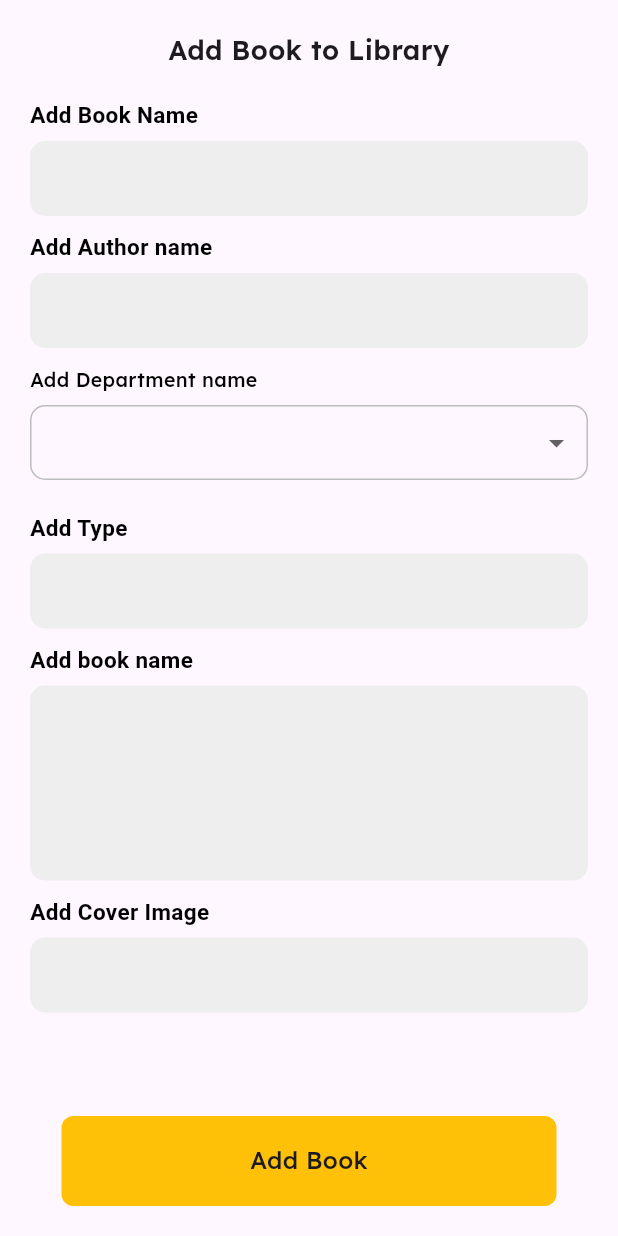
After one commit to SaiSandeep571/E-LIBRARY, a Flutter app: the AdminHome screen opened directly, after a tap on the "add" icon, on a phone screen of 412 x 824 dp. The commit adds this screen. Run offline on Flutter 3.47's test engine with Material 3 defaults, Android fonts, the phone set to English and light mode, and no system bars; our stand-ins replace animate_do, cloud_firestore, firebase_auth, firebase_core, fluttertoast, get and 2 more; accounts and stored records are empty.

Commit message:
new code

```diff
--- /dev/null
+++ b/lib/Screens/AddBookScreen.dart
@@ -0,0 +1,125 @@
+import 'package:cloud_firestore/cloud_firestore.dart';
+import 'package:e_library/utils/InputDropDown.dart';
+import 'package:e_library/utils/inputField.dart';
+import 'package:e_library/utils/textLabel.dart';
+import 'package:flutter/material.dart';
+import 'package:fluttertoast/fluttertoast.dart';
+import 'package:get/route_manager.dart';
+
+class AddBookScreen extends StatefulWidget {
+  const AddBookScreen({super.key});
+
+  @override
+  State<AddBookScreen> createState() => _AddBookScreenState();
+}
+
+class _AddBookScreenState extends State<AddBookScreen> {
+  TextEditingController nameController = TextEditingController();
+  TextEditingController authorController = TextEditingController();
+  TextEditingController departmentController = TextEditingController();
+  TextEditingController typeController = TextEditingController();
+  TextEditingController descriptionController = TextEditingController();
+  TextEditingController image = TextEditingController();
+  @override
+  Widget build(BuildContext context) {
+    return Scaffold(
+      body: SafeArea(
+        child: Padding(
+          padding: EdgeInsets.symmetric(horizontal: 20),
+          child: Column(
+            children: [
+              Expanded(
+                child: SingleChildScrollView(
+                  child: Column(
+                    children: [
+                      SizedBox(
+                        height: 20,
+                      ),
+                      appText("Add Book to Library",
+                          size: 18, fontWeight: FontWeight.w600),
+                      SizedBox(
+                        height: 20,
+                      ),
+                      InputTextField(
+                          title: "Add Book Name", controller: nameController),
+                      SizedBox(
+                        height: 10,
+                      ),
+                      InputTextField(
+                          title: "Add Author name",
+                          controller: authorController),
+                      SizedBox(
+                        height: 10,
+                      ),
+                      InputDropDown(
+                        title: "Add Department name",
+                        items: ["CSE", "CE", "ME", "EEE", "EC"],
+                        selectedValue: departmentController.text == ""
+                            ? null
+                            : departmentController.text,
+                        child: (value) => appText("$value"),
+                        change: (value) {
+                          setState(() {
+                            departmentController.text = value;
+                          });
+                        },
+                      ),
+                      SizedBox(
+                        height: 10,
+                      ),
+                      InputTextField(
+                          title: "Add Type ", controller: typeController),
+                      SizedBox(
+                        height: 10,
+                      ),
+                      InputTextField(
+                          title: "Add book name",
+                          height: 130,
+                          controller: descriptionController),
+                      SizedBox(
+                        height: 10,
+                      ),
+                      InputTextField(
+                          title: "Add Cover Image", controller: image),
+                    ],
+                  ),
+                ),
+              ),
+              InkWell(
+                onTap: () {
+                  FirebaseFirestore db = FirebaseFirestore.instance;
+                  db.collection("booklist").add({
+                    "name": nameController.text.toUpperCase(),
+                    "Description": descriptionController.text,
+                    "author": authorController.text,
+                    "department": departmentController.text,
+                    "image": image.text == ""
+                        ? 'https://media.istockphoto.com/id/1472933890/vector/no-image-vector-symbol-missing-available-icon-no-gallery-for-this-moment-placeholder.jpg'
+                        : image.text,
+                    "status": "IN",
+                    "type": typeController.text
+                  });
+                  Fluttertoast.showToast(msg: "Book Added Successfully");
+                  Get.back();
+                },
+                child: Container(
+                  width: 330,
+                  height: 60,
+                  alignment: Alignment.center,
+                  decoration: BoxDecoration(
+                      borderRadius: BorderRadius.circular(8),
+                      color: Colors.amber),
+                  child: appText("Add Book",
+                      size: 16, fontWeight: FontWeight.w500),
+                ),
+              ),
+              SizedBox(
+                height: 20,
+              )
+            ],
+          ),
+        ),
+      ),
+    );
+  }
+}
--- /dev/null
+++ b/lib/Screens/AdminHome.dart
@@ -0,0 +1,235 @@
+import 'dart:convert';
+
+import 'package:cloud_firestore/cloud_firestore.dart';
+import 'package:crypto/crypto.dart';
+import 'package:e_library/Screens/AddBookScreen.dart';
+import 'package:flutter/material.dart';
+import 'package:get/route_manager.dart';
+import 'package:google_fonts/google_fonts.dart';
+import 'package:intl/intl.dart';
+
+class AdminHome extends StatefulWidget {
+  const AdminHome({super.key});
+
+  @override
+  State<AdminHome> createState() => _AdminHomeState();
+}
+
+class _AdminHomeState extends State<AdminHome> {
+  List rentedList = [];
+
+  fetchUserBook() {
+    FirebaseFirestore db = FirebaseFirestore.instance;
+    rentedList.clear();
+    db.collection("rented_list").get().then((value) {
+      for (var data in value.docs) {
+        rentedList.add(data);
+      }
+      setState(() {});
+    });
+  }
+
+  int stringTo5DigitId(String input) {
+    // Convert the input string to a list of bytes
+    var bytes = utf8.encode(input);
+
+    // Compute the SHA-256 hash of the input string
+    var hash = sha256.convert(bytes);
+
+    // Convert the hash to a hex string
+    var hexString = hash.toString();
+
+    // Take the first 5 digits of the hex string and convert them to an integer
+    var idString = hexString.substring(0, 5);
+
+    // Convert the hex string to an integer
+    var id = int.parse(idString, radix: 16);
+
+    // Ensure the ID is a 5-digit number by taking modulo 100000
+    return id % 100000;
+  }
+
+  @override
+  void initState() {
+    // TODO: implement initState
+    super.initState();
+    fetchUserBook();
+  }
+
+  @override
+  Widget build(BuildContext context) {
+    return Scaffold(
+      backgroundColor: Colors.black,
+      appBar: AppBar(
+        backgroundColor: Colors.black,
+        foregroundColor: Colors.white,
+        title: Container(
+          alignment: Alignment.center,
+          child: Text(
+            'E-LIBRARY',
+            style: GoogleFonts.poppins(
+              fontWeight: FontWeight.w500,
+              fontSize: 24,
+            ),
+          ),
+        ),
+      ),
+      floatingActionButton: InkWell(
+        onTap: () {
+          Get.to(() => AddBookScreen(), transition: Transition.rightToLeft);
+        },
+        child: CircleAvatar(
+          child: Icon(Icons.add),
+        ),
+      ),
+      body: SafeArea(
+          child: Column(
+        children: [
+          Expanded(
+              child: SingleChildScrollView(
+            child: Column(
+              children: [
+                for (var model in rentedList)
+                  Container(
+                    margin: EdgeInsets.all(5),
+                    padding: EdgeInsets.all(10),
+                    height: 125,
+                    width: 400,
+                    decoration: BoxDecoration(
+                        color: Colors.white,
+                        borderRadius: BorderRadius.circular(8)),
+                    child: Row(
+                      mainAxisAlignment: MainAxisAlignment.start,
+                      crossAxisAlignment: CrossAxisAlignment.end,
+                      children: [
+                        if (false)
+                          Container(
+                            decoration: BoxDecoration(
+                                borderRadius: BorderRadius.circular(8)),
+                            height: 100,
+                            width: 90,
+                            child: ClipRRect(
+                                borderRadius: BorderRadius.circular(8),
+                                child: Image.network(
+                                  model.get("book_image"),
+                                  fit: BoxFit.fill,
+                                )),
+                          ),
+                        SizedBox(width: 10),
+                        Expanded(
+                          child: Column(
+                            mainAxisAlignment: MainAxisAlignment.center,
+                            crossAxisAlignment: CrossAxisAlignment.start,
+                            children: [
+                              Row(
+                                children: [
+                                  Text(
+                                    'BOOKNAME: ',
+                                    style: GoogleFonts.poppins(
+                                      fontWeight: FontWeight.w600,
+                                      fontSize: 15,
+                                    ),
+                                  ),
+                                  Expanded(
+                                    child: Text(
+                                      model.get("book_name"),
+                                      style: GoogleFonts.poppins(
+                                        fontWeight: FontWeight.w500,
+                                        fontSize: 15,
+                                      ),
+                                      overflow: TextOverflow.ellipsis,
+                                    ),
+                                  )
+                                ],
+                              ),
+                              Row(
+                                children: [
+                                  Text(
+                                    'BOOK ID : ',
+                                    style: GoogleFonts.poppins(
+                                      fontWeight: FontWeight.w600,
+                                      fontSize: 15,
+                                    ),
+                                  ),
+                                  Text(
+                                    stringTo5DigitId(model.id).toString(),
+                                    style: GoogleFonts.poppins(
+                                      fontWeight: FontWeight.w500,
+                                      fontSize: 15,
+                                    ),
+                                  )
+                                ],
+                              ),
+                              Row(
+                                children: [
+                                  Text(
+                                    'ISSUE DATE:',
+                                    style: GoogleFonts.poppins(
+                                      fontWeight: FontWeight.w600,
+                                      fontSize: 15,
+                                    ),
+                                  ),
+                                  Text(
+                                    DateFormat("yyyy MMM dd").format(
+                                        DateTime.parse(
+                                            model.get("issue_date"))),
+                                    style: GoogleFonts.poppins(
+                                      fontWeight: FontWeight.w500,
+                                      fontSize: 15,
+                                    ),
+                                  )
+                                ],
+                              ),
+                              Row(
+                                children: [
+                                  Text(
+                                    'DUE DATE: ',
+                                    style: GoogleFonts.poppins(
+                                      fontWeight: FontWeight.w600,
+                                      fontSize: 15,
+                                    ),
+                                  ),
+                                  Text(
+                                    model.get("due_date"),
+                                    style: GoogleFonts.poppins(
+                                      fontWeight: FontWeight.w500,
+                                      fontSize: 15,
+                                    ),
+                                  )
+                                ],
+                              ),
+                            ],
+                          ),
+                        ),
+                        InkWell(
+                          onTap: () {
+                            FirebaseFirestore db = FirebaseFirestore.instance;
+
+                            db
+                                .collection("booklist")
+                                .doc(model.get("book_id"))
+                                .update({"status": "IN"});
+                            db.collection("rented_list").doc(model.id).delete();
+                            fetchUserBook();
+                          },
+                          child: Container(
+                            width: 80,
+                            height: 30,
+                            alignment: Alignment.center,
+                            decoration: BoxDecoration(
+                                borderRadius: BorderRadius.circular(5),
+                                color: Colors.amber),
+                            child: Text("Return"),
+                          ),
+                        )
+                      ],
+                    ),
+                  )
+              ],
+            ),
+          ))
+        ],
+      )),
+    );
+  }
+}
--- a/lib/Screens/chat/chatController.dart
+++ b/lib/Screens/chat/chatController.dart
@@ -9,7 +9,7 @@ import 'package:get/route_manager.dart';
 import 'package:http/http.dart';
 
 class chatcontroller extends GetxController {
-  String apiKey = "sk-proj-obWAD5H6xCUuWPOjqcItT3BlbkFJeFRFej3AlXrvfKU5zVLS";
+  String apiKey = "sk-proj-sUvN93NpFTmoD2N3uN0yT3BlbkFJsqFQyH2fxdEjTQ2YuHm3";
   TextEditingController inputController = TextEditingController();
 
   List<Widget> Messages = [];
--- a/lib/login.dart
+++ b/lib/login.dart
@@ -19,6 +19,11 @@ class Loginscreen extends StatelessWidget {
       SharedPreferences pref = await SharedPreferences.getInstance();
       pref.setString("EMAIL", email);
       pref.setString("LOGIN", "IN");
+      if (email == "admin@gmail.com") {
+        pref.setString("USR_TYPE", "IN");
+      } else {
+        pref.setString("USR_TYPE", "OUT");
+      }
       Fluttertoast.showToast(msg: "Login successfully");
       Get.offAll(() => Home(), transition: Transition.rightToLeft);
     } on FirebaseAuthException catch (e) {
--- a/lib/main.dart
+++ b/lib/main.dart
@@ -1,3 +1,4 @@
+import 'package:e_library/Screens/AdminHome.dart';
 import 'package:e_library/Screens/home.dart';
 import 'package:e_library/firebase_options.dart';
 import 'package:e_library/login.dart';
@@ -8,6 +9,7 @@ import 'package:shared_preferences/shared_preferences.dart';
 
 String email = "";
 String? log;
+bool isAdmin = false;
 void main() async {
   WidgetsFlutterBinding.ensureInitialized();
   await Firebase.initializeApp(
@@ -16,7 +18,7 @@ void main() async {
   SharedPreferences pref = await SharedPreferences.getInstance();
   email = pref.getString("EMAIL").toString();
   log = pref.getString("LOGIN");
-
+  isAdmin = (pref.getString("USR_TYPE") == "IN");
   runApp(const MainApp());
 }
 
@@ -25,6 +27,11 @@ class MainApp extends StatelessWidget {
 
   @override
   Widget build(BuildContext context) {
-    return GetMaterialApp(home: (log == "IN") ? Home() : Loginscreen());
+    return GetMaterialApp(
+        home: (log == "IN")
+            ? (isAdmin)
+                ? AdminHome()
+                : Home()
+            : Loginscreen());
   }
 }
--- /dev/null
+++ b/lib/utils/InputDropDown.dart
@@ -0,0 +1,81 @@
+import 'package:e_library/utils/textLabel.dart';
+import 'package:flutter/material.dart';
+
+typedef _ChildItem = Widget Function(dynamic);
+typedef onChange = Function(dynamic);
+
+Widget InputDropDown(
+    {required String title,
+    required List items,
+    required _ChildItem child,
+    Function? change(dynamic value)?,
+    dynamic selectedValue,
+    String hint = "",
+    TextInputType? keyType,
+    Widget? suffixIcon,
+    Widget? prefixIcon,
+    bool isHide = false}) {
+  return Container(
+    height: 85,
+    width: 390,
+    margin: EdgeInsets.symmetric(vertical: 2),
+    child: Column(
+      crossAxisAlignment: CrossAxisAlignment.start,
+      children: [
+        appText(title,
+            size: 13, fontWeight: FontWeight.w500, color: Colors.black),
+        Container(
+          margin: EdgeInsets.only(top: 7),
+
+          decoration: BoxDecoration(
+              // color: Colors.grey.shade200,
+              border: Border.all(
+                color: Colors.grey.shade400,
+              ),
+              borderRadius: BorderRadius.circular(10)),
+          padding: EdgeInsets.only(left: 8, right: 8),
+          //     width: 320.w,
+
+          height: 50,
+          width: 390,
+          child: DropdownButton(
+            value: selectedValue,
+            underline: Container(),
+            isExpanded: true,
+            // style: TextStyle(
+            //   fontFamily: "lexend",
+            //   fontWeight: FontWeight.w400,
+            //   fontSize: 16.sp,
+            // ),
+            items: items
+                .map((e) => DropdownMenuItem(value: e, child: child(e)))
+                .toList(),
+            onChanged: (value) {
+              if (change != null) {
+                change(value);
+              }
+            },
+            // maxLines: 1,
+            // controller: controller,
+            // obscureText: isHide,
+            // textAlign: TextAlign.start,
+            // textAlignVertical: TextAlignVertical.center,
+            // keyboardType: keyType,
+            // d: InputDecoration(
+            //     hintText: hint,
+            //     // isDense: true,
+            //     // isCollapsed: true,
+            //     prefixIcon: prefixIcon,
+            //     suffixIcon: suffixIcon,
+            //     hintStyle: TextStyle(
+            //       fontFamily: "lexend",
+            //       fontWeight: FontWeight.w400,
+            //       fontSize: 16.sp,
+            //     ),
+            //     border: InputBorder.none),
+          ),
+        ),
+      ],
+    ),
+  );
+}
--- /dev/null
+++ b/lib/utils/textLabel.dart
@@ -0,0 +1,40 @@
+import 'package:flutter/material.dart';
+import 'package:flutter/widgets.dart';
+
+Widget appText(String? text,
+    {String fontFamily = 'lexend',
+    FontWeight? fontWeight = null,
+    double? size = null,
+    int? maxLine,
+    TextDecoration? decoration,
+    Color? color}) {
+  return Text(
+    text ?? "",
+    maxLines: maxLine,
+    style: TextStyle(
+      fontFamily: fontFamily,
+      fontSize: size,
+      decoration: decoration,
+      fontWeight: fontWeight,
+      color: color,
+    ),
+  );
+}
+//   static Widget appTextPoppins(String? text,
+//       {String fontFamily = 'Poppins',
+//       FontWeight? fontWeight = null,
+//       double? size = null,
+//       int? maxLine,
+//       Color? color}) {
+//     return Text(
+//       text ?? "",
+//       maxLines: maxLine,
+//       style: TextStyle(
+//         fontFamily: fontFamily,
+//         fontSize: size,
+//         fontWeight: fontWeight,
+//         color: color,
+//       ),
+//     );
+//   }
+// }
```
